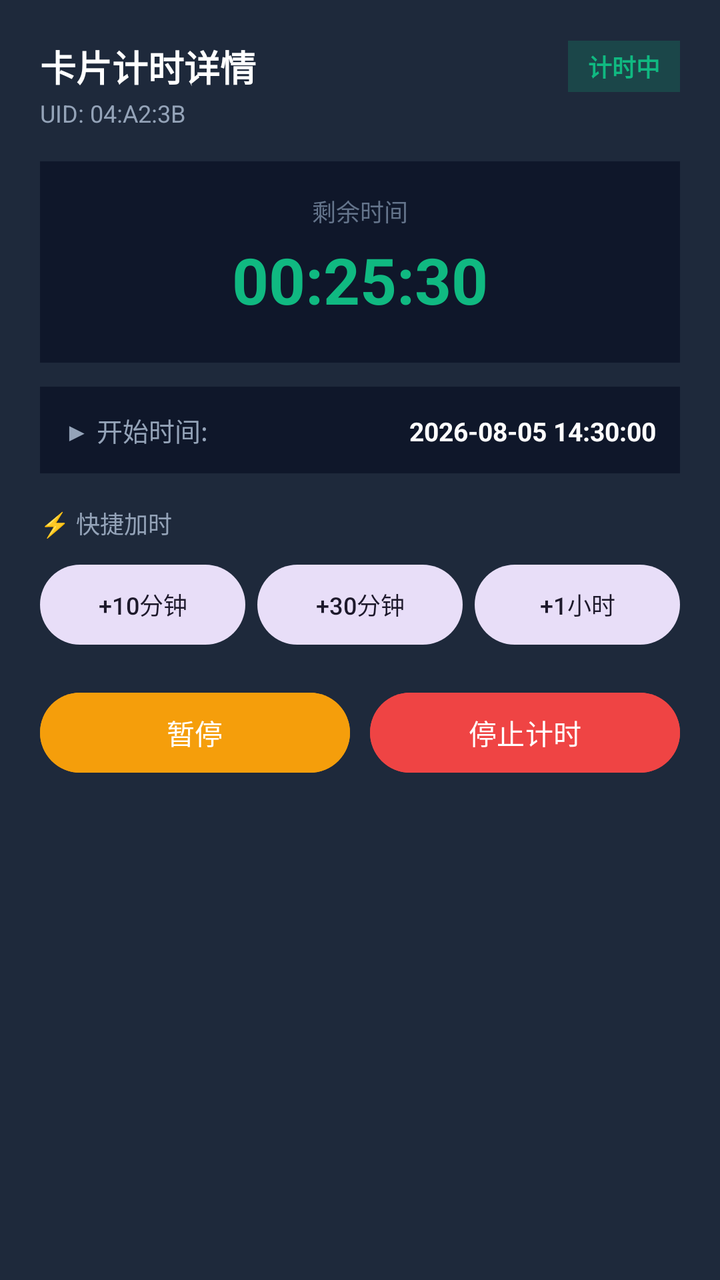
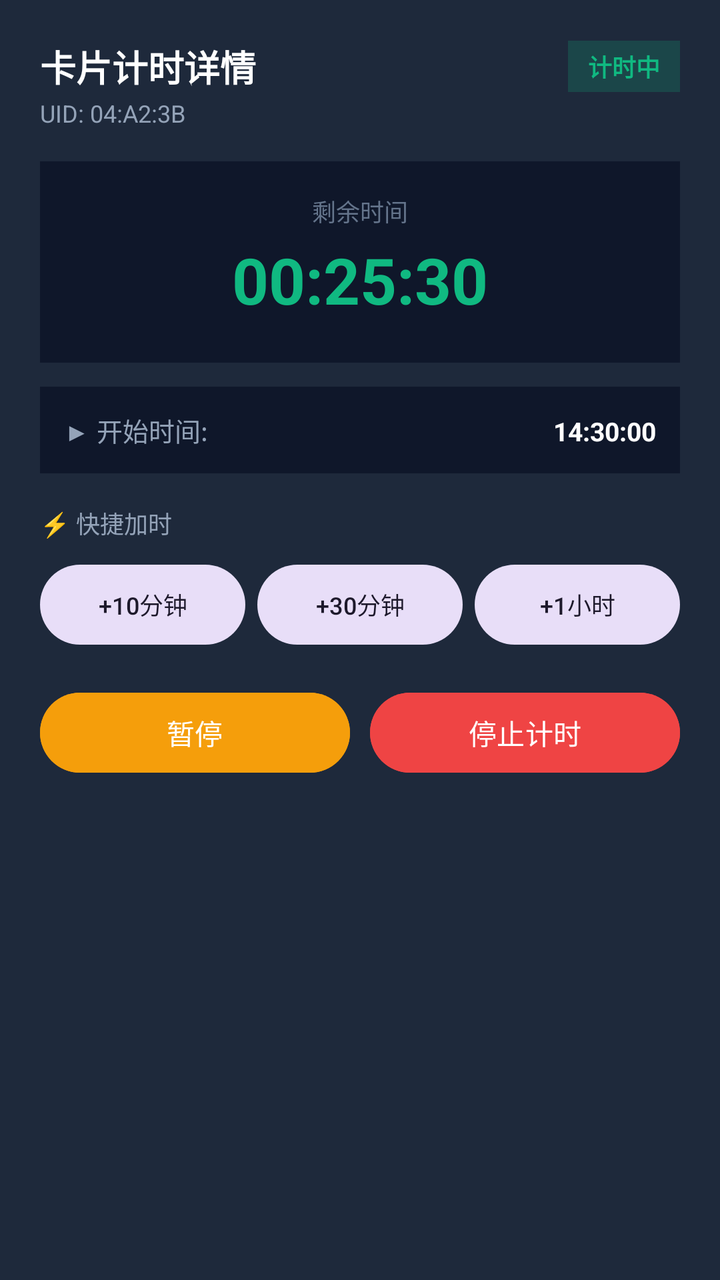

The first picture is an Android layout as it rendered before a commit; the second is the same layout after the commit. The layout source and the unified diff follow.
<!-- AndroidManifest.xml: application theme Theme.Material3.DayNight.NoActionBar -->
<!-- res/layout/dialog_active_card_control.xml -->
<?xml version="1.0" encoding="utf-8"?>
<LinearLayout xmlns:android="http://schemas.android.com/apk/res/android"
    xmlns:app="http://schemas.android.com/apk/res-auto"
    android:layout_width="match_parent"
    android:layout_height="wrap_content"
    android:background="#1E293B"
    android:orientation="vertical"
    android:padding="20dp">

    
    <LinearLayout
        android:layout_width="match_parent"
        android:layout_height="wrap_content"
        android:gravity="center_vertical"
        android:orientation="horizontal">

        <TextView
            android:id="@+id/tvActiveTitle"
            android:layout_width="0dp"
            android:layout_height="wrap_content"
            android:layout_weight="1"
            android:text="卡片计时详情"
            android:textColor="#FFFFFF"
            android:textSize="18sp"
            android:textStyle="bold" />

        <TextView
            android:id="@+id/tvActiveStatusBadge"
            android:layout_width="wrap_content"
            android:layout_height="wrap_content"
            android:background="#3310B981"
            android:paddingHorizontal="10dp"
            android:paddingVertical="4dp"
            android:text="计时中"
            android:textColor="#10B981"
            android:textSize="12sp"
            android:textStyle="bold" />
    </LinearLayout>

    <TextView
        android:id="@+id/tvActiveUid"
        android:layout_width="wrap_content"
        android:layout_height="wrap_content"
        android:layout_marginTop="2dp"
        android:layout_marginBottom="16dp"
        android:text="UID: 04:A2:3B"
        android:textColor="#94A3B8"
        android:textSize="12sp" />

    
    <LinearLayout
        android:layout_width="match_parent"
        android:layout_height="wrap_content"
        android:background="#0F172A"
        android:gravity="center"
        android:orientation="vertical"
        android:padding="16dp">

        <TextView
            android:layout_width="wrap_content"
            android:layout_height="wrap_content"
            android:text="剩余时间"
            android:textColor="#64748B"
            android:textSize="12sp" />

        <TextView
            android:id="@+id/tvActiveRemainingBig"
            android:layout_width="wrap_content"
            android:layout_height="wrap_content"
            android:layout_marginVertical="4dp"
            android:text="00:25:30"
            android:textColor="#10B981"
            android:textSize="32sp"
            android:textStyle="bold" />

        
        <TextView
            android:id="@+id/tvActiveOverdueAlert"
            android:layout_width="wrap_content"
            android:layout_height="wrap_content"
            android:text="🚨 超时: 00:05:12"
            android:textColor="#EF4444"
            android:textSize="14sp"
            android:textStyle="bold"
            android:visibility="gone" />
    </LinearLayout>

    
    <LinearLayout
        android:layout_width="match_parent"
        android:layout_height="wrap_content"
        android:layout_marginTop="12dp"
        android:background="#0F172A"
        android:orientation="horizontal"
        android:padding="12dp">

        <TextView
            android:layout_width="0dp"
            android:layout_height="wrap_content"
            android:layout_weight="1"
            android:text="▶ 开始时间:"
            android:textColor="#94A3B8"
            android:textSize="13sp" />

        <TextView
            android:id="@+id/tvActiveStartTime"
            android:layout_width="wrap_content"
            android:layout_height="wrap_content"
            android:text="2026-08-05 14:30:00"
            android:textColor="#FFFFFF"
            android:textSize="13sp"
            android:textStyle="bold" />
    </LinearLayout>

    
    <TextView
        android:layout_width="wrap_content"
        android:layout_height="wrap_content"
        android:layout_marginTop="16dp"
        android:layout_marginBottom="8dp"
        android:text="⚡ 快捷加时"
        android:textColor="#94A3B8"
        android:textSize="12sp" />

    <LinearLayout
        android:layout_width="match_parent"
        android:layout_height="wrap_content"
        android:orientation="horizontal">

        <Button
            android:id="@+id/btnAdd10Min"
            style="@style/Widget.Material3.Button.TonalButton"
            android:layout_width="0dp"
            android:layout_height="wrap_content"
            android:layout_weight="1"
            android:text="+10分钟"
            android:textSize="12sp" />

        <Button
            android:id="@+id/btnAdd30Min"
            style="@style/Widget.Material3.Button.TonalButton"
            android:layout_width="0dp"
            android:layout_height="wrap_content"
            android:layout_weight="1"
            android:layout_marginStart="6dp"
            android:text="+30分钟"
            android:textSize="12sp" />

        <Button
            android:id="@+id/btnAdd1Hour"
            style="@style/Widget.Material3.Button.TonalButton"
            android:layout_width="0dp"
            android:layout_height="wrap_content"
            android:layout_weight="1"
            android:layout_marginStart="6dp"
            android:text="+1小时"
            android:textSize="12sp" />
    </LinearLayout>

    
    <LinearLayout
        android:layout_width="match_parent"
        android:layout_height="wrap_content"
        android:layout_marginTop="16dp"
        android:orientation="horizontal">

        <Button
            android:id="@+id/btnActivePause"
            android:layout_width="0dp"
            android:layout_height="wrap_content"
            android:layout_weight="1"
            android:backgroundTint="#F59E0B"
            android:text="暂停" />

        <Button
            android:id="@+id/btnActiveStop"
            android:layout_width="0dp"
            android:layout_height="wrap_content"
            android:layout_weight="1"
            android:layout_marginStart="10dp"
            android:backgroundTint="#EF4444"
            android:text="停止计时" />
    </LinearLayout>

</LinearLayout>
<!-- resources referenced by this layout -->
<resources>

</resources>

<!-- the commit's change to res/layout/dialog_active_card_control.xml (unified diff, before → after) -->
@@ -57,6 +57,7 @@
         android:padding="16dp">
 
         <TextView
+            android:id="@+id/tvActiveTimeLabel"
             android:layout_width="wrap_content"
             android:layout_height="wrap_content"
             android:text="剩余时间"
@@ -78,9 +79,9 @@
             android:id="@+id/tvActiveOverdueAlert"
             android:layout_width="wrap_content"
             android:layout_height="wrap_content"
-            android:text="🚨 超时: 00:05:12"
+            android:text="🚨 已超时 00:05:12"
             android:textColor="#EF4444"
-            android:textSize="14sp"
+            android:textSize="16sp"
             android:textStyle="bold"
             android:visibility="gone" />
     </LinearLayout>
@@ -106,7 +107,7 @@
             android:id="@+id/tvActiveStartTime"
             android:layout_width="wrap_content"
             android:layout_height="wrap_content"
-            android:text="2026-08-05 14:30:00"
+            android:text="14:30:00"
             android:textColor="#FFFFFF"
             android:textSize="13sp"
             android:textStyle="bold" />
